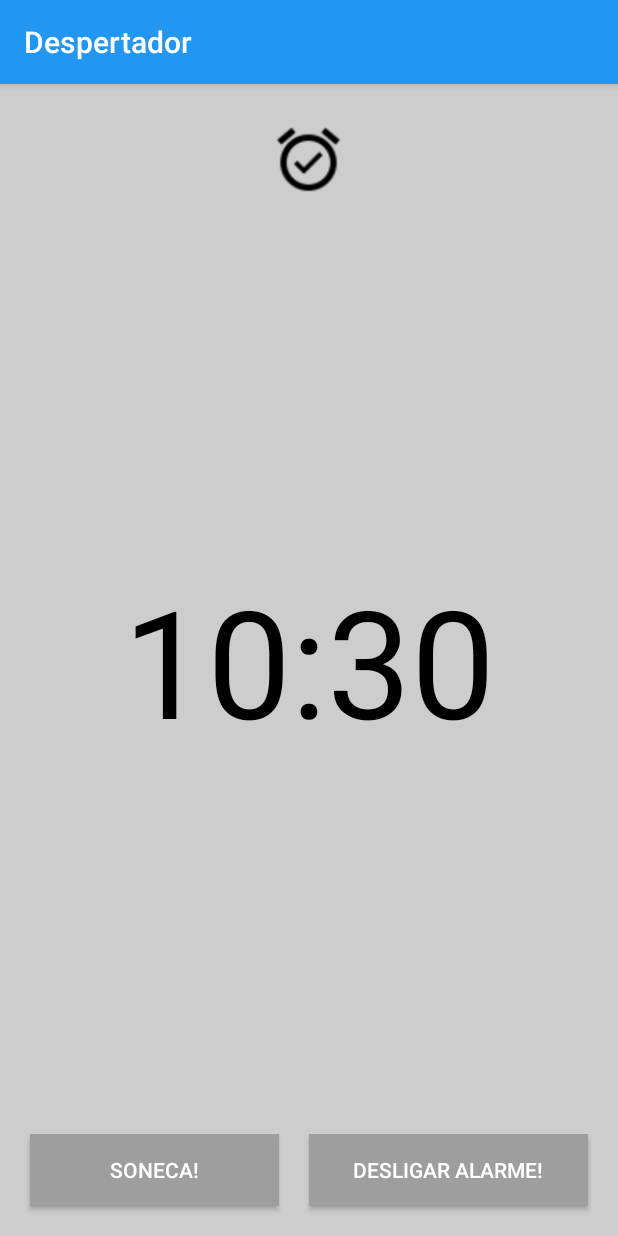
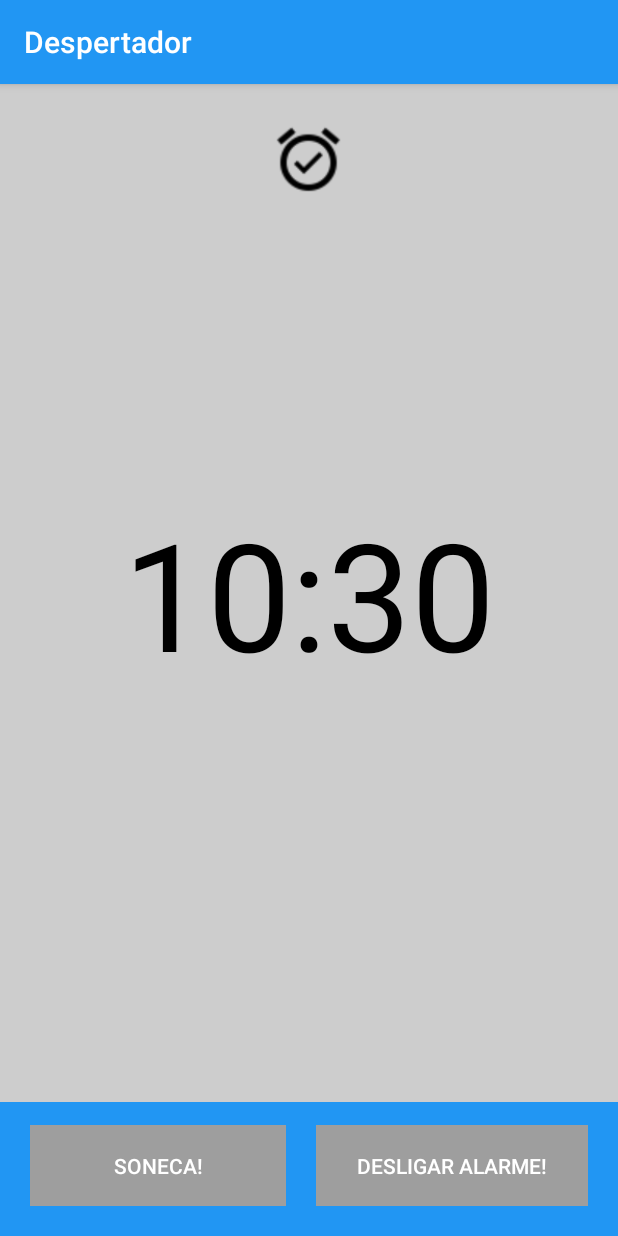
Before and after one commit to WiltencirDG/Alarm, an Android app: the Wakeup screen opened directly, with no data from a screen before it, on a phone screen of 412 x 824 dp. Run offline under Robolectric (Android 15) with nearby library versions, the phone set to English and light mode, and no system bars.

Commit message:
Improves to the visual. Added back button navigation

```diff
--- a/app/src/main/AndroidManifest.xml
+++ b/app/src/main/AndroidManifest.xml
@@ -21,7 +21,8 @@
         <receiver android:name=".Alarm"></receiver>
 
         <activity android:name=".Wakeup"/>
-        <activity android:name=".Settings"/>
+        <activity android:name=".Settings"
+            android:parentActivityName=".MainActivity"/>
 
     </application>
 
--- a/app/src/main/res/layout/activity_main.xml
+++ b/app/src/main/res/layout/activity_main.xml
@@ -21,7 +21,7 @@
             android:layout_height="50dp"
             android:src="@drawable/ic_alarm_black_24dp"
             android:layout_centerHorizontal="true"
-            android:layout_marginTop="25dp"/>
+            android:layout_marginTop="20dp"/>
 
         <ImageView
             android:clickable="true"
--- a/app/src/main/res/layout/config_app.xml
+++ b/app/src/main/res/layout/config_app.xml
@@ -30,7 +30,7 @@
         <View
             android:layout_width="fill_parent"
             android:layout_height="1dip"
-            android:background="#555" />
+            android:background="#999" />
 
         <TextView
             android:layout_width="match_parent"
@@ -50,7 +50,7 @@
         <View
             android:layout_width="fill_parent"
             android:layout_height="1dip"
-            android:background="#555" />
+            android:background="#999" />
 
         <TextView
             android:layout_width="match_parent"
@@ -69,7 +69,7 @@
         <View
             android:layout_width="fill_parent"
             android:layout_height="1dip"
-            android:background="#555" />
+            android:background="#999" />
 
     </LinearLayout>
 
--- a/app/src/main/res/layout/wakeup_screen.xml
+++ b/app/src/main/res/layout/wakeup_screen.xml
@@ -1,8 +1,14 @@
 <?xml version="1.0" encoding="utf-8"?>
-<RelativeLayout xmlns:android="http://schemas.android.com/apk/res/android"
+<LinearLayout xmlns:android="http://schemas.android.com/apk/res/android"
     android:layout_width="match_parent"
     android:layout_height="match_parent"
+    android:orientation="vertical"
     android:background="@color/colorBackground">
+
+    <RelativeLayout
+        android:layout_width="match_parent"
+        android:layout_height="0dp"
+        android:layout_weight="1">
 
             <ImageView
                 android:id="@+id/imagerel"
@@ -22,33 +28,40 @@
                 android:layout_centerHorizontal="true"
                 android:layout_centerVertical="true"/>
 
+    </RelativeLayout>
+
     <LinearLayout
         android:layout_width="match_parent"
         android:layout_height="wrap_content"
         android:orientation="horizontal"
-        android:layout_alignParentBottom="true">
+        android:background="@color/colorPrimary">
 
         <Button
+            style="?android:attr/buttonBarButtonStyle"
             android:id="@+id/btnSnooze"
             android:layout_width="wrap_content"
             android:layout_height="wrap_content"
-            android:layout_weight="4"
             android:text="@string/soneca"
             android:layout_marginStart="20dp"
             android:layout_marginBottom="20dp"
             android:textColor="@android:color/white"
-            android:background="@color/colorAccent"/>
+            android:background="@color/colorAccent"
+            android:layout_weight="2"
+            android:layout_marginTop="15dp"/>
+
         <Button
+            style="?android:attr/buttonBarButtonStyle"
             android:id="@+id/btnOff"
             android:layout_width="wrap_content"
             android:layout_height="wrap_content"
-            android:layout_weight="3"
             android:text="@string/desligar_alarme"
             android:layout_marginEnd="20dp"
             android:layout_marginStart="20dp"
             android:layout_marginBottom="20dp"
             android:textColor="@android:color/white"
-            android:background="@color/colorAccent"/>
+            android:background="@color/colorAccent"
+            android:layout_weight="1"
+            android:layout_marginTop="15dp"/>
     </LinearLayout>
 
-</RelativeLayout>
+</LinearLayout>
--- a/app/src/main/res/menu/navigation.xml
+++ b/app/src/main/res/menu/navigation.xml
@@ -2,7 +2,7 @@
 <menu xmlns:android="http://schemas.android.com/apk/res/android"
     xmlns:app="http://schemas.android.com/apk/res-auto">
 
-    <item android:title="Configurações"
+    <item android:title="@string/configuracoes"
         android:icon="@drawable/ic_settings_black_24dp"
         android:id="@+id/settings"
         app:showAsAction="ifRoom"/>
--- a/app/src/main/res/values/strings.xml
+++ b/app/src/main/res/values/strings.xml
@@ -15,4 +15,5 @@
     <string name="tempo_de_snooze">Tempo da Soneca</string>
     <string name="selecao_de_musica">Seleção de Música</string>
     <string name="salvar">Salvar</string>
+    <string name="configuracoes">Configurações</string>
 </resources>
```
Also changed, not shown: app/src/main/java/com/wiltbr/despertador/MainActivity.java (+5 -5 lines). Lines whose indentation alone changed are shown as unchanged.
